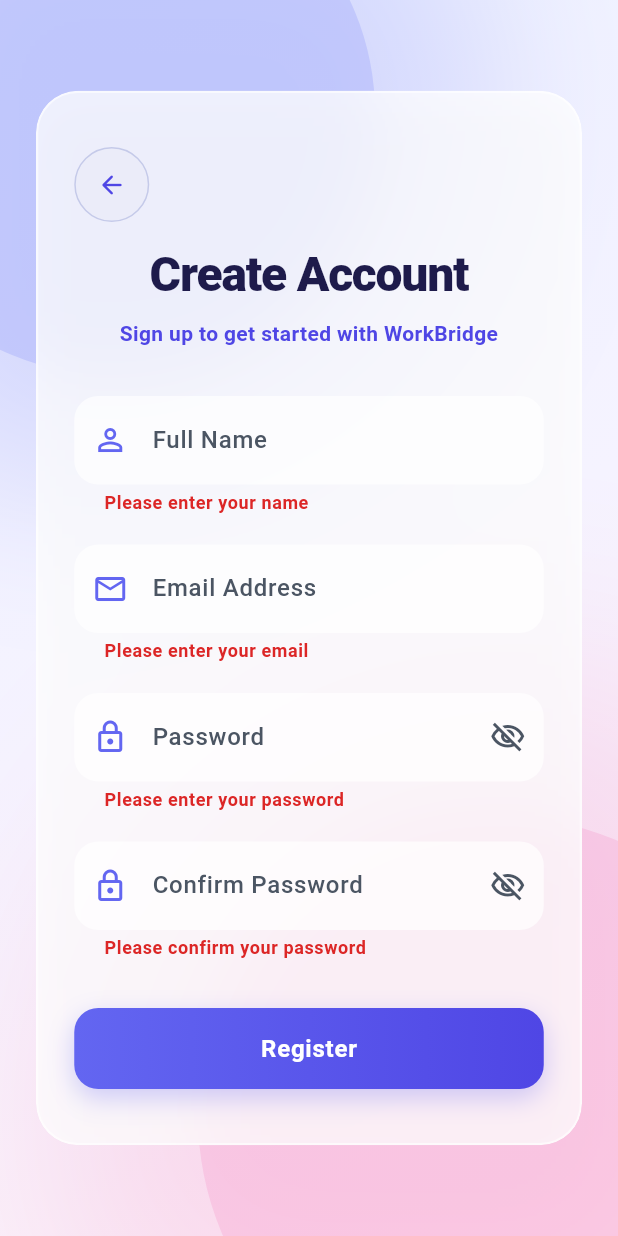
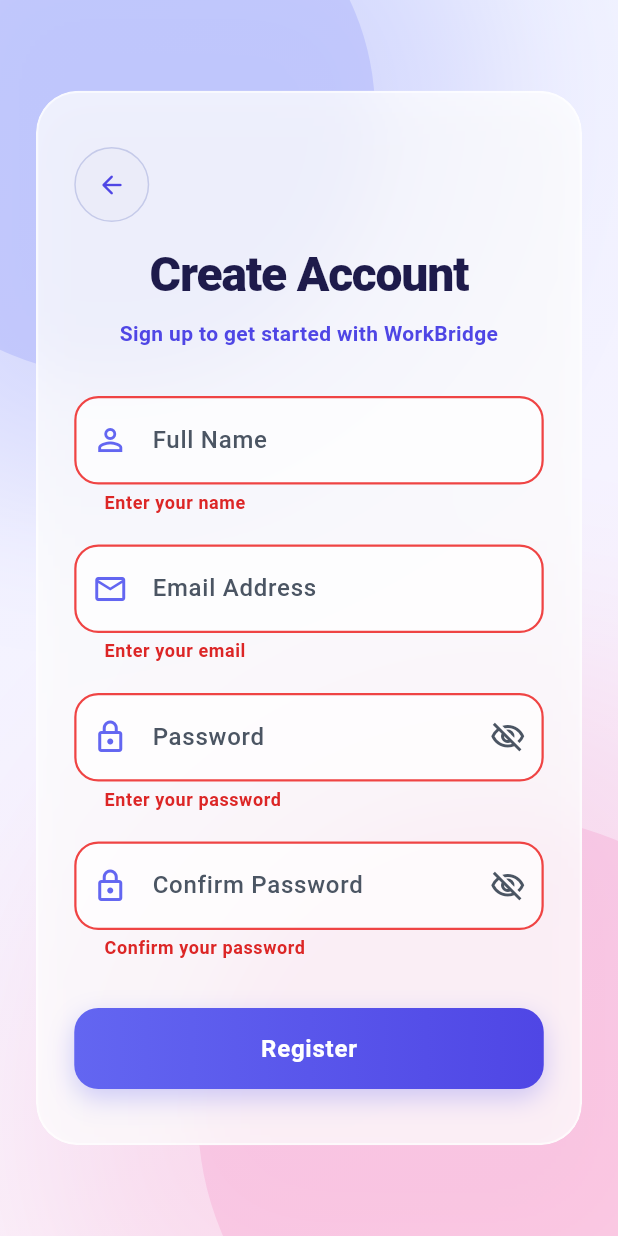
Before and after one commit to ibtesamatiq10/WorkBridge, a Flutter app: the RegisterScreen screen opened directly, after a tap on "Register", on a phone screen of 412 x 824 dp. Run offline on Flutter 3.47's test engine with Material 3 defaults, Android fonts, the phone set to English and light mode, and no system bars; our stand-ins replace firebase_auth, firebase_core, flutter_dotenv, flutter_local_notifications, flutter_riverpod, google_generative_ai and 2 more; missing offline and left inert: google_maps_flutter_android, google_maps_flutter_ios, google_maps_flutter_platform_interface; accounts and stored records are empty.

Commit message:
App accomplished

```diff
--- a/lib/presentation/auth/register_screen.dart
+++ b/lib/presentation/auth/register_screen.dart
@@ -292,6 +292,20 @@
                                     width: 2,
                                   ),
                                 ),
+                                errorBorder: OutlineInputBorder(
+                                  borderRadius: BorderRadius.circular(16),
+                                  borderSide: const BorderSide(
+                                    color: Color(0xFFEF4444),
+                                    width: 1.5,
+                                  ),
+                                ),
+                                focusedErrorBorder: OutlineInputBorder(
+                                  borderRadius: BorderRadius.circular(16),
+                                  borderSide: const BorderSide(
+                                    color: Color(0xFFEF4444),
+                                    width: 2,
+                                  ),
+                                ),
                                 errorStyle: const TextStyle(
                                   color: Color(0xFFDC2626),
                                   fontWeight: FontWeight.bold,
@@ -303,7 +317,7 @@
                               ),
                               validator: (value) {
                                 if (value == null || value.trim().isEmpty) {
-                                  return 'Please enter your name';
+                                  return 'Enter your name';
                                 }
                                 return null;
                               },
@@ -350,6 +364,20 @@
                                     width: 2,
                                   ),
                                 ),
+                                errorBorder: OutlineInputBorder(
+                                  borderRadius: BorderRadius.circular(16),
+                                  borderSide: const BorderSide(
+                                    color: Color(0xFFEF4444),
+                                    width: 1.5,
+                                  ),
+                                ),
+                                focusedErrorBorder: OutlineInputBorder(
+                                  borderRadius: BorderRadius.circular(16),
+                                  borderSide: const BorderSide(
+                                    color: Color(0xFFEF4444),
+                                    width: 2,
+                                  ),
+                                ),
                                 errorStyle: const TextStyle(
                                   color: Color(0xFFDC2626),
                                   fontWeight: FontWeight.bold,
@@ -361,12 +389,12 @@
                               ),
                               validator: (value) {
                                 if (value == null || value.trim().isEmpty) {
-                                  return 'Please enter your email';
+                                  return 'Enter your email';
                                 }
                                 if (!RegExp(
                                   r'^[\w-\.]+@([\w-]+\.)+[\w-]{2,4}$',
                                 ).hasMatch(value.trim())) {
-                                  return 'Please enter a valid email address';
+                                  return 'Enter a valid email address';
                                 }
                                 return null;
                               },
@@ -426,6 +454,20 @@
                                     width: 2,
                                   ),
                                 ),
+                                errorBorder: OutlineInputBorder(
+                                  borderRadius: BorderRadius.circular(16),
+                                  borderSide: const BorderSide(
+                                    color: Color(0xFFEF4444),
+                                    width: 1.5,
+                                  ),
+                                ),
+                                focusedErrorBorder: OutlineInputBorder(
+                                  borderRadius: BorderRadius.circular(16),
+                                  borderSide: const BorderSide(
+                                    color: Color(0xFFEF4444),
+                                    width: 2,
+                                  ),
+                                ),
                                 errorStyle: const TextStyle(
                                   color: Color(0xFFDC2626),
                                   fontWeight: FontWeight.bold,
@@ -437,7 +479,7 @@
                               ),
                               validator: (value) {
                                 if (value == null || value.isEmpty) {
-                                  return 'Please enter your password';
+                                  return 'Enter your password';
                                 }
                                 if (value.length < 6) {
                                   return 'Password must be at least 6 characters';
@@ -502,6 +544,20 @@
                                     width: 2,
                                   ),
                                 ),
+                                errorBorder: OutlineInputBorder(
+                                  borderRadius: BorderRadius.circular(16),
+                                  borderSide: const BorderSide(
+                                    color: Color(0xFFEF4444),
+                                    width: 1.5,
+                                  ),
+                                ),
+                                focusedErrorBorder: OutlineInputBorder(
+                                  borderRadius: BorderRadius.circular(16),
+                                  borderSide: const BorderSide(
+                                    color: Color(0xFFEF4444),
+                                    width: 2,
+                                  ),
+                                ),
                                 errorStyle: const TextStyle(
                                   color: Color(0xFFDC2626),
                                   fontWeight: FontWeight.bold,
@@ -513,7 +569,7 @@
                               ),
                               validator: (value) {
                                 if (value == null || value.isEmpty) {
-                                  return 'Please confirm your password';
+                                  return 'Confirm your password';
                                 }
                                 if (value != _passwordController.text) {
                                   return 'Passwords do not match';
```
Also changed, not shown: lib/presentation/auth/login_screen.dart (+31 -3 lines).
